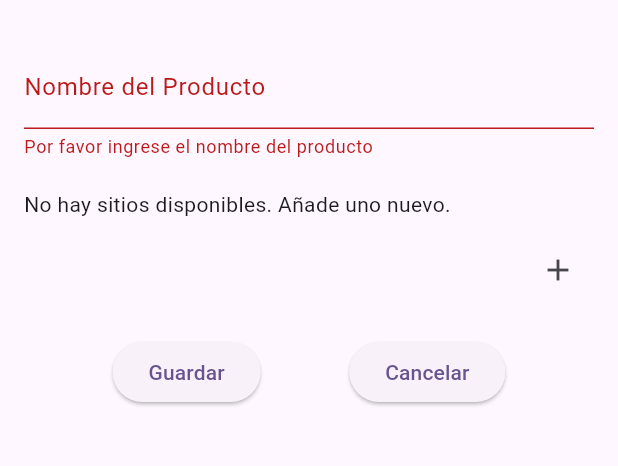
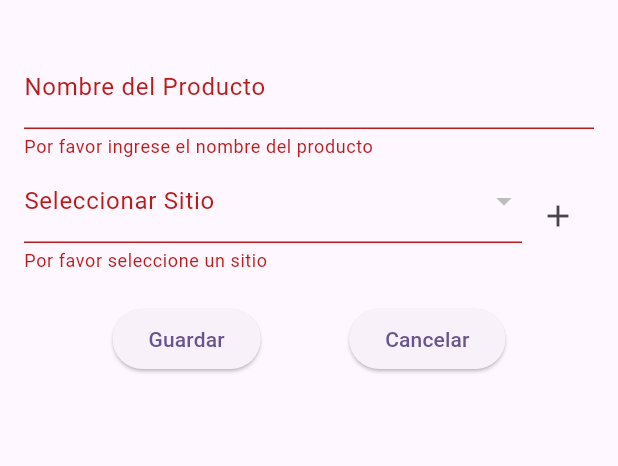
Before and after one commit to Santiago1104/ProyectoFinalApliMovil, a Flutter app: the CreateProductPage screen opened directly with empty values, after a tap on "Guardar", on a phone screen of 412 x 824 dp, the part 63-529 px from its top. Run offline on Flutter 3.47's test engine with Material 3 defaults, Android fonts, the phone set to English and light mode, and no system bars; our stand-ins replace cloud_firestore, firebase_core; accounts and stored records are empty.

Commit message:
Se mejoro el producto

```diff
--- a/lib/pages/CreateProductPage.dart
+++ b/lib/pages/CreateProductPage.dart
@@ -1,5 +1,5 @@
+import 'package:flutter/material.dart';
 import 'package:cloud_firestore/cloud_firestore.dart';
-import 'package:flutter/material.dart';
 import '../models/Site.dart';
 import '../services/firebase_service.dart';
 import './AddSite.dart';
@@ -16,20 +16,24 @@ class CreateProductPage extends StatefulWidget {
 class _CreateProductPageState extends State<CreateProductPage> {
   late String productName;
   late String selectedSiteId;
+  late String siteName;
   final _formKey = GlobalKey<FormState>();
-  List<Site> availableSites = []; // Lista de sitios disponibles
+  List<Site> availableSites = []; // Lista para almacenar sitios disponibles
 
   @override
   void initState() {
     super.initState();
     productName = '';
     selectedSiteId = '';
-    loadAvailableSites();
+    siteName = '';
+    loadAvailableSites(); // Cargar sitios disponibles
   }
 
+  // Cargar todos los sitios disponibles
   Future<void> loadAvailableSites() async {
     try {
       QuerySnapshot siteSnapshot = await FirebaseFirestore.instance.collection('sitios').get();
+
       List<Site> sites = siteSnapshot.docs.map((doc) {
         return Site.fromFirestore(doc.data() as Map<String, dynamic>, doc.id);
       }).toList();
@@ -37,46 +41,45 @@ class _CreateProductPageState extends State<CreateProductPage> {
       setState(() {
         availableSites = sites;
       });
+
+      print("Sitios cargados:");
+      sites.forEach((site) {
+        print("ID: ${site.id}, Name: ${site.name}, Date: ${site.date}");
+      });
     } catch (e) {
       print("Error al cargar los sitios: $e");
     }
   }
 
+  // Guardar el nuevo producto
   void saveProduct() async {
     if (_formKey.currentState!.validate()) {
       try {
-        await FirebaseFirestore.instance
-            .collection('lista_compras')
+        // Agregar el producto en Firestore
+        await FirebaseFirestore.instance.collection('lista_compras')
             .doc(widget.listId)
             .collection('elementoslista')
             .add({
-          'nombre': productName,
-          'id_sitio': selectedSiteId,
-          'fecha_registro': FieldValue.serverTimestamp(),
+          'nombre': productName, // Nombre del producto
+          'IdLista': widget.listId, // ID de la lista de compras
+          'fecha_registro': FieldValue.serverTimestamp(), // Marca de tiempo
+          'id_sitio': selectedSiteId, // ID del sitio seleccionado
+          'marcado': false, // Marcar el producto como 'true' de forma predeterminada
         });
 
-        ScaffoldMessenger.of(context).showSnackBar(
-          SnackBar(content: Text('Producto guardado exitosamente')),
-        );
-        Navigator.pop(context); // Volver a la página anterior
+        Navigator.pop(context);  // Volver a la página anterior
       } catch (e) {
-        showDialog(
-          context: context,
-          builder: (BuildContext context) => AlertDialog(
-            title: Text('Error'),
-            content: Text('No se pudo guardar el producto. Inténtalo de nuevo.'),
-            actions: [
-              TextButton(
-                onPressed: () => Navigator.pop(context),
-                child: Text('Cerrar'),
-              ),
-            ],
-          ),
-        );
+        print("Error al guardar el producto: $e");
       }
     }
   }
 
+  // Cancelar y regresar
+  void cancelCreation() {
+    Navigator.pop(context);  // Volver a la página anterior sin guardar
+  }
+
+  // Añadir un nuevo sitio
   void addNewSite() {
     showDialog(
       context: context,
@@ -84,11 +87,9 @@ class _CreateProductPageState extends State<CreateProductPage> {
         return AddSite(
             onAdd: (String siteName) async {
               String siteId = await addSite(siteName);
+              //print("Nuevo sitio añadido con ID: $siteId");
               loadAvailableSites();
-            setState(() {
-              selectedSiteId = siteId;
-            });
-          },
+            }
         );
       },
     );
@@ -107,6 +108,7 @@ class _CreateProductPageState extends State<CreateProductPage> {
           child: Column(
             crossAxisAlignment: CrossAxisAlignment.start,
             children: [
+              // Campo para el nombre del producto
               TextFormField(
                 decoration: InputDecoration(labelText: 'Nombre del Producto'),
                 onChanged: (value) {
@@ -121,10 +123,12 @@ class _CreateProductPageState extends State<CreateProductPage> {
                   return null;
                 },
               ),
-              SizedBox(height: 20),
-              availableSites.isEmpty
-                  ? Text('No hay sitios disponibles. Añade uno nuevo.')
-                  : DropdownButtonFormField<String>(
+
+              // Campo para el sitio donde se va a comprar el producto
+              Row(
+                children: [
+                  Expanded(
+                    child: DropdownButtonFormField<String>(
                       value: selectedSiteId.isEmpty ? null : selectedSiteId,
                       decoration: InputDecoration(labelText: 'Seleccionar Sitio'),
                       items: availableSites.map((site) {
@@ -136,6 +140,7 @@ class _CreateProductPageState extends State<CreateProductPage> {
                       onChanged: (value) {
                         setState(() {
                           selectedSiteId = value!;
+                          siteName = availableSites.firstWhere((site) => site.id == value).name;
                         });
                       },
                       validator: (value) {
@@ -145,10 +150,7 @@ class _CreateProductPageState extends State<CreateProductPage> {
                         return null;
                       },
                     ),
-              SizedBox(height: 10),
-              Row(
-                children: [
-                  Expanded(child: Container()),
+                  ),
                   IconButton(
                     icon: Icon(Icons.add),
                     onPressed: addNewSite,
@@ -157,6 +159,8 @@ class _CreateProductPageState extends State<CreateProductPage> {
                 ],
               ),
               SizedBox(height: 20),
+
+              // Botones para guardar, cancelar
               Row(
                 mainAxisAlignment: MainAxisAlignment.spaceEvenly,
                 children: [
@@ -165,7 +169,7 @@ class _CreateProductPageState extends State<CreateProductPage> {
                     child: Text('Guardar'),
                   ),
                   ElevatedButton(
-                    onPressed: () => Navigator.pop(context),
+                    onPressed: cancelCreation,
                     child: Text('Cancelar'),
                   ),
                 ],
```
Lines whose indentation alone changed are shown as unchanged.
